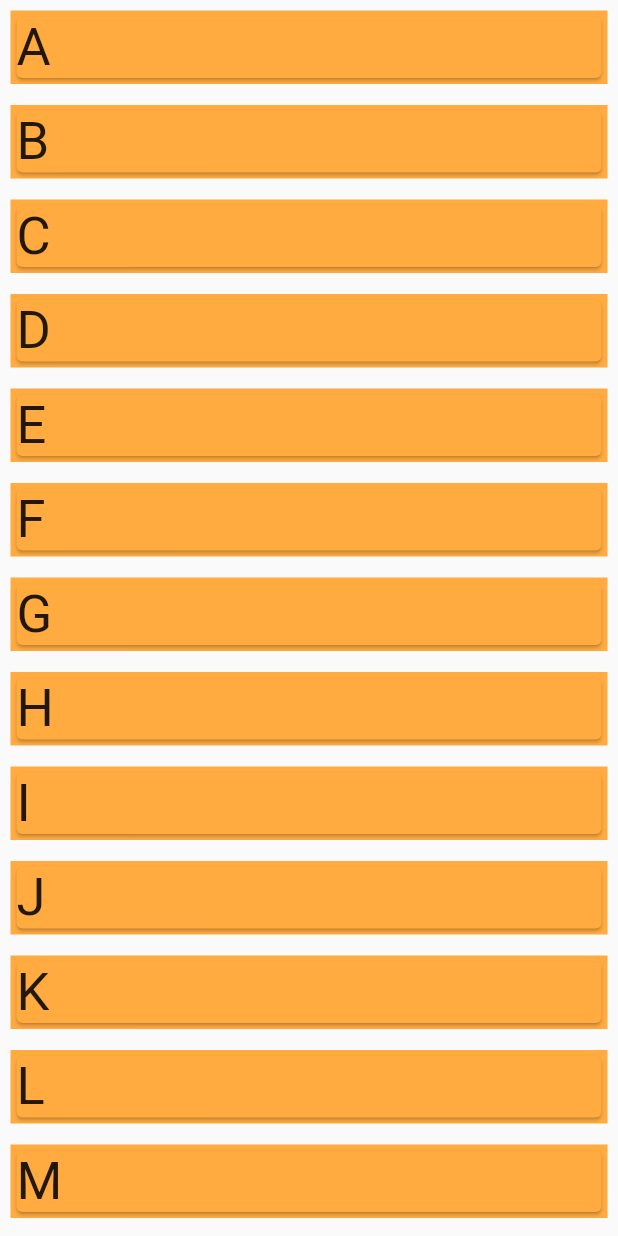
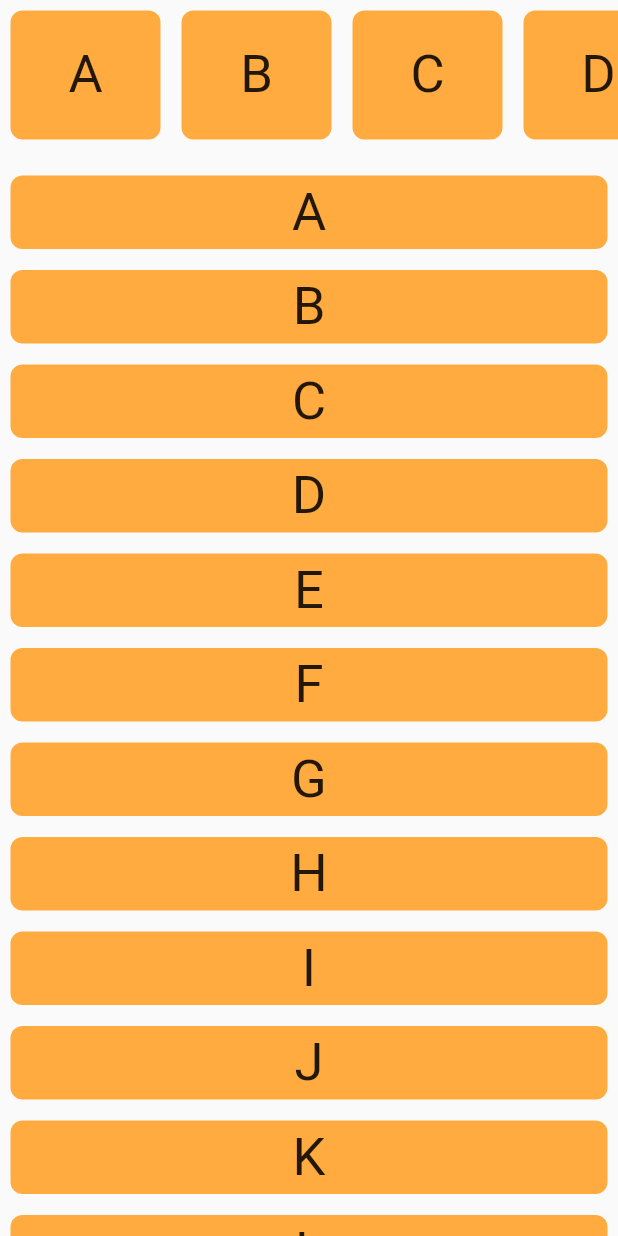
Before and after one commit to fourpointfour/test_app, a Flutter app: the screen it shows after launch, on a phone screen of 412 x 824 dp. Run offline on Flutter 3.47's test engine with Material 2 defaults, Android fonts, the phone set to English and light mode, and no system bars; our stand-ins replace flutter_spinkit.

```diff
--- a/lib/main.dart
+++ b/lib/main.dart
@@ -1,4 +1,3 @@
-import 'package:flutter/cupertino.dart';
 import 'package:flutter/material.dart';
 import 'package:flutter_spinkit/flutter_spinkit.dart';
 
@@ -59,20 +58,28 @@ class _HomeState extends State<Home> {
         color: Colors.lightBlueAccent,
         child: Scaffold(
           body: SafeArea(
-            child: SingleChildScrollView(
             child: Column(
+                mainAxisSize: MainAxisSize.min,
                 children: [
-                  // for horizontal scrolling
-                  ListView.builder(
-                    // scrollDirection: Axis.horizontal,
+                  Container(
+                    height: 100.0,
+                    child: ListView.builder(
+                      scrollDirection: Axis.horizontal,
+                      physics: BouncingScrollPhysics(),
                       shrinkWrap: true,
                       itemCount: listOfChars.length,
                       itemBuilder: (BuildContext context, int index){
                         return Container(
+                          width: 100.0,
                           margin: EdgeInsets.all(7.0),
+                          decoration: BoxDecoration(
                             color: Colors.orangeAccent,
+                            borderRadius: BorderRadius.circular(8),
+                          ),
                           child: Card(
+                            elevation: 0.0,
                             color: Colors.orangeAccent,
+                            child: Center(
                               child: Text(
                                 listOfChars[index],
                                 style: TextStyle(
@@ -80,18 +87,27 @@ class _HomeState extends State<Home> {
                                 ),
                               ),
                             ),
+                          ),
                         );
                       },
                     ),
-                  // for vertical scrolling
-                  ListView.builder(
+                  ),
+                  SizedBox(height: 10),
+                  Expanded(
+                    child: ListView.builder(
                       shrinkWrap: true,
                       itemCount: listOfChars.length,
                       itemBuilder: (BuildContext context, int index){
                         return Container(
                           margin: EdgeInsets.all(7.0),
+                          decoration: BoxDecoration(
+                            borderRadius: BorderRadius.circular(8),
                             color: Colors.orangeAccent,
+                          ),
                           child: Card(
+                            elevation: 0.0,
+                            color: Colors.orangeAccent,
+                            child: Center(
                               child: Text(
                                 listOfChars[index],
                                 style: TextStyle(
@@ -99,11 +115,12 @@ class _HomeState extends State<Home> {
                                 ),
                               ),
                             ),
+                          ),
                         );
                       },
                     ),
+                  ),
                 ],
-              ),
               ),
           ),
         ),
```
Lines whose indentation alone changed are shown as unchanged.
